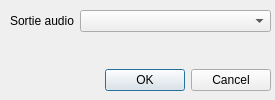
This is app/LTCTool/PreferencesPanel.ui in JokerSync/Joker as Qt 5 draws it before an edit. The edited form follows.
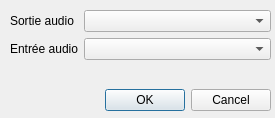
This is the edited form.

Commit message: Adding the choice of the device

The edit to the form file:
```diff
--- a/app/LTCTool/PreferencesPanel.ui
+++ b/app/LTCTool/PreferencesPanel.ui
@@ -7,7 +7,7 @@
     <x>0</x>
     <y>0</y>
     <width>275</width>
-    <height>100</height>
+    <height>118</height>
    </rect>
   </property>
   <property name="windowTitle">
@@ -19,7 +19,7 @@
      <x>10</x>
      <y>10</y>
      <width>261</width>
-     <height>81</height>
+     <height>101</height>
     </rect>
    </property>
    <layout class="QVBoxLayout" name="verticalLayout">
@@ -35,6 +35,16 @@
       <item row="0" column="1">
        <widget class="QComboBox" name="comboBoxOutput"/>
       </item>
+      <item row="1" column="0">
+       <widget class="QLabel" name="lblDeviceIn">
+        <property name="text">
+         <string>Entrée audio</string>
+        </property>
+       </widget>
+      </item>
+      <item row="1" column="1">
+       <widget class="QComboBox" name="comboBoxInput"/>
+      </item>
      </layout>
     </item>
     <item>
```
The commit also changes 9 other files.
